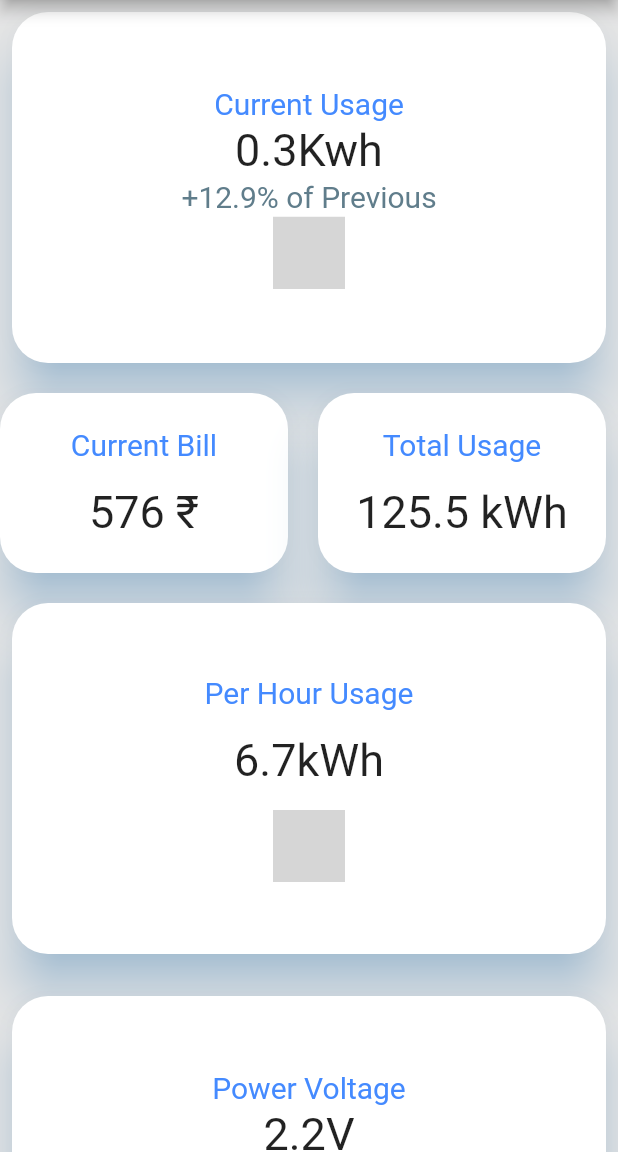
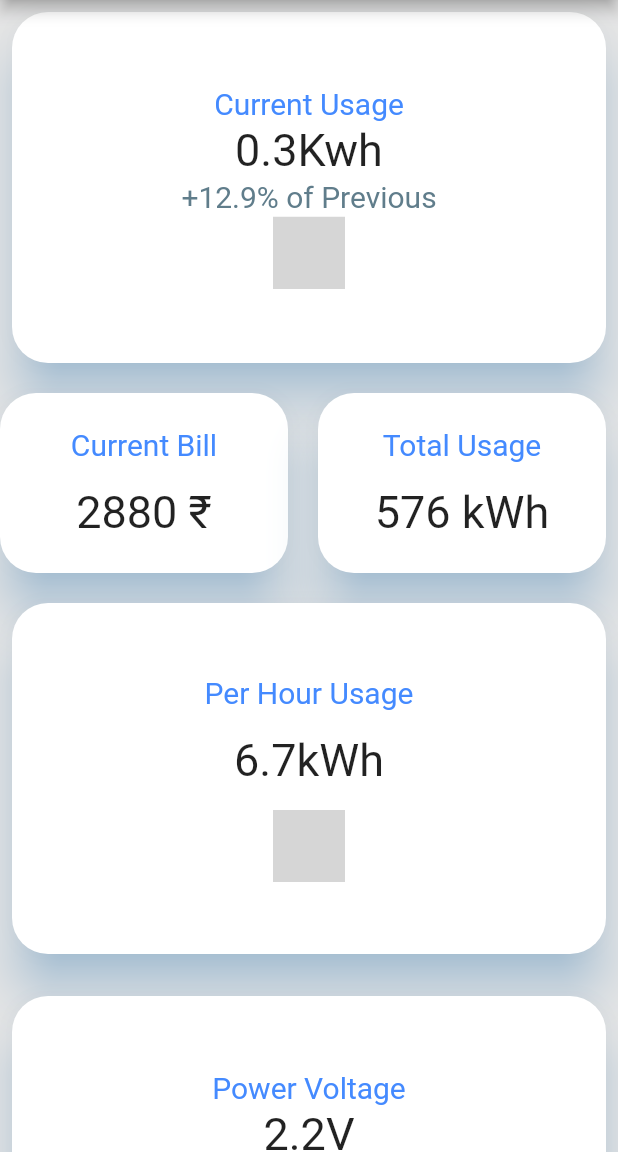
Before and after one commit to ashdriod/Alrothon-2.0.0, a Flutter app: the screen it shows after launch, on a phone screen of 412 x 824 dp, the part 84-1236 px from its top. Run offline on Flutter 3.47's test engine with Material 2 defaults, Android fonts, the phone set to English and light mode, and no system bars; our stand-ins replace font_awesome_flutter; missing offline and left inert: flutter_circular_chart, flutter_sparkline; grey boxes are pictures that could not be loaded.

```diff
--- a/alrothon/lib/main.dart
+++ b/alrothon/lib/main.dart
@@ -48,7 +48,7 @@ class _MyHomePageState extends State<MyHomePage> {
     ),
   ];
 
-  Material myTextItems(String title, String subtitle){
+  Material myTextItems(String title, var subtitle,String sym){
     return Material(
       color: Colors.white,
       elevation: 14.0,
@@ -74,7 +74,7 @@ class _MyHomePageState extends State<MyHomePage> {
 
                   Padding(
                     padding: EdgeInsets.all(8.0),
-                    child:Text(subtitle,style:TextStyle(
+                    child:Text('$subtitle'+ sym,style:TextStyle(
                       fontSize: 30.0,
                     ),),
                   ),
@@ -259,6 +259,7 @@ class _MyHomePageState extends State<MyHomePage> {
 
   @override
   Widget build(BuildContext context) {
+    var bill = 576;
     return Scaffold(
       appBar: AppBar(
         leading: IconButton(icon: Icon(Icons.menu), onPressed: () {
@@ -286,11 +287,11 @@ class _MyHomePageState extends State<MyHomePage> {
 
             Padding(
               padding: const EdgeInsets.only(right:8.0),
-              child: myTextItems("Current Bill","576 ₹"),
+              child: myTextItems("Current Bill",bill*5," ₹"),
             ),
             Padding(
               padding: const EdgeInsets.only(right:8.0),
-              child: myTextItems("Total Usage","125.5 kWh"),
+              child: myTextItems("Total Usage",bill," kWh"),
             ),
             Padding(
               padding: const EdgeInsets.all(8.0),
```
Also changed, not shown: alrothon/lib/Services/Database.dart (added), 3 other files.
